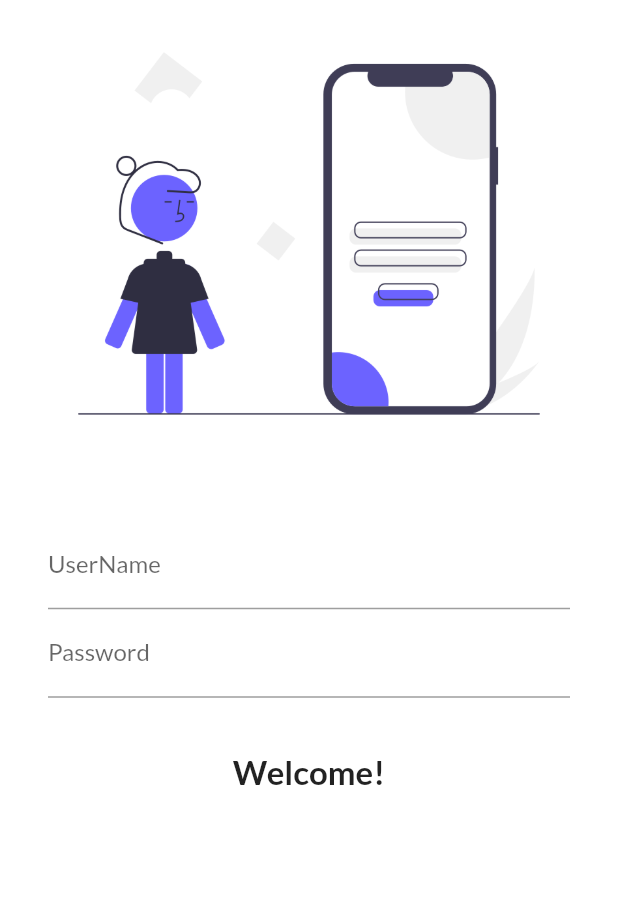
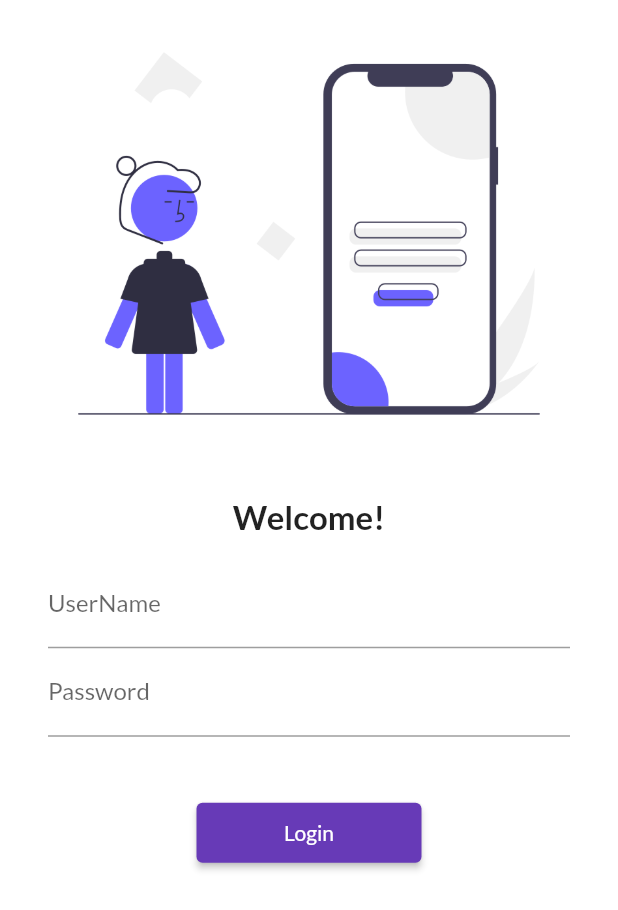
Before and after one commit to W0lvRine007/Catalog-App, a Flutter app: the screen it shows after launch, on a phone screen of 412 x 824 dp. Shown: the top 910 px of the screen. Run offline on Flutter 3.47's test engine with Material 2 defaults, Android fonts, the phone set to English and light mode, and no system bars; our stand-ins replace google_fonts.

Commit message:
added login page with navigation

```diff
--- a/catalog_app/lib/main.dart
+++ b/catalog_app/lib/main.dart
@@ -1,5 +1,6 @@
 import 'package:catalog_app/pages/home_page.dart';
 import 'package:catalog_app/pages/login_page.dart';
+import 'package:catalog_app/utils/routes.dart';
 import 'package:flutter/material.dart';
 import 'package:google_fonts/google_fonts.dart';
 
@@ -22,8 +23,8 @@ class MyApp extends StatelessWidget {
       initialRoute: "/",
       routes: {
         "/": (context) => LoginPage(),
-        "/login": (context) => LoginPage(),
-        "/home": (context) => HomePage(),
+        MyRoutes.loginRoute: (context) => LoginPage(),
+        MyRoutes.homeRoute: (context) => HomePage(),
       },
     );
   }
--- a/catalog_app/lib/pages/login_page.dart
+++ b/catalog_app/lib/pages/login_page.dart
@@ -1,3 +1,4 @@
+import 'package:catalog_app/utils/routes.dart';
 import 'package:flutter/material.dart';
 
 class LoginPage extends StatelessWidget {
@@ -7,6 +8,7 @@ class LoginPage extends StatelessWidget {
   Widget build(BuildContext context) {
     return Material(
       color: Colors.white,
+      child: SingleChildScrollView(
         child: Column(
           children: [
             Image.asset(
@@ -15,6 +17,10 @@ class LoginPage extends StatelessWidget {
             ),
             SizedBox(
               height: 20.0,
+            ),
+            Text(
+              "Welcome!",
+              style: TextStyle(fontSize: 22, fontWeight: FontWeight.bold),
             ),
             Padding(
               padding: const EdgeInsets.symmetric(
@@ -37,17 +43,20 @@ class LoginPage extends StatelessWidget {
                     ),
                   ),
                   SizedBox(
-                  height: 20.0,
+                    height: 40.0,
                   ),
-
+                  ElevatedButton(
+                    onPressed: () {
+                      Navigator.pushNamed(context, MyRoutes.homeRoute);
+                    },
+                    child: Text("Login"),
+                    style: TextButton.styleFrom(minimumSize: Size(150, 40)),
+                  )
                 ],
               ),
             ),
-          Text(
-            "Welcome!",
-            style: TextStyle(fontSize: 22, fontWeight: FontWeight.bold),
-          )
           ],
+        ),
       ),
     );
   }
--- /dev/null
+++ b/catalog_app/lib/utils/routes.dart
@@ -0,0 +1,4 @@
+class MyRoutes {
+  static String loginRoute = '/login';
+  static String homeRoute = '/home';
+}
```
Lines whose indentation alone changed are shown as unchanged.
